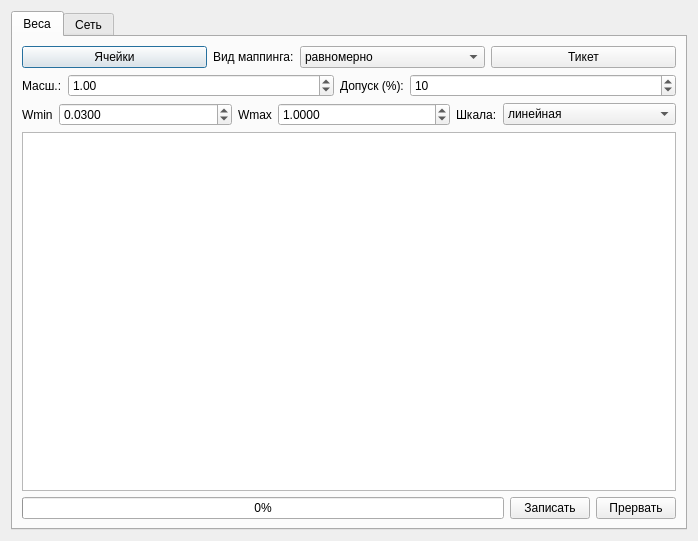
The window that gui/uies/new_ann.ui (neurocomputer/MemriBoard) describes before a commit, drawn with Qt 5.
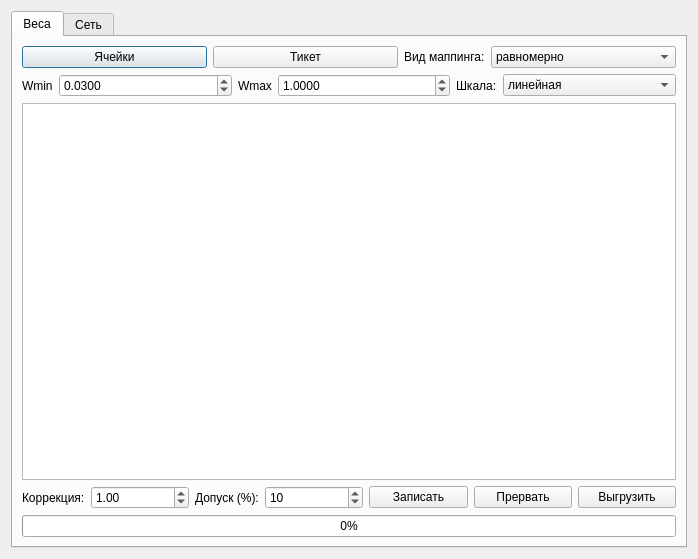
The same window after the commit.

```diff
--- a/gui/uies/new_ann.ui
+++ b/gui/uies/new_ann.ui
@@ -7,7 +7,7 @@
     <x>0</x>
     <y>0</y>
     <width>698</width>
-    <height>541</height>
+    <height>559</height>
    </rect>
   </property>
   <property name="windowTitle">
@@ -35,6 +35,13 @@
              </property>
             </widget>
            </item>
+           <item>
+            <widget class="QPushButton" name="button_ticket_change">
+             <property name="text">
+              <string>Тикет</string>
+             </property>
+            </widget>
+           </item>
            <item>
             <widget class="QLabel" name="label_5">
              <property name="sizePolicy">
@@ -57,66 +64,6 @@
              </item>
             </widget>
            </item>
-           <item>
-            <widget class="QPushButton" name="button_ticket_change">
-             <property name="text">
-              <string>Тикет</string>
-             </property>
-            </widget>
-           </item>
-          </layout>
-         </item>
-         <item>
-          <layout class="QHBoxLayout" name="horizontalLayout_4">
-           <item>
-            <widget class="QLabel" name="label">
-             <property name="sizePolicy">
-              <sizepolicy hsizetype="Maximum" vsizetype="Preferred">
-               <horstretch>0</horstretch>
-               <verstretch>0</verstretch>
-              </sizepolicy>
-             </property>
-             <property name="text">
-              <string>Масш.:</string>
-             </property>
-            </widget>
-           </item>
-           <item>
-            <widget class="QDoubleSpinBox" name="spinbox_weights_scale">
-             <property name="minimum">
-              <double>0.010000000000000</double>
-             </property>
-             <property name="singleStep">
-              <double>0.010000000000000</double>
-             </property>
-             <property name="value">
-              <double>1.000000000000000</double>
-             </property>
-            </widget>
-           </item>
-           <item>
-            <widget class="QLabel" name="label_4">
-             <property name="sizePolicy">
-              <sizepolicy hsizetype="Maximum" vsizetype="Preferred">
-               <horstretch>0</horstretch>
-               <verstretch>0</verstretch>
-              </sizepolicy>
-             </property>
-             <property name="text">
-              <string>Допуск (%):</string>
-             </property>
-            </widget>
-           </item>
-           <item>
-            <widget class="QSpinBox" name="spinbox_tolerance">
-             <property name="minimum">
-              <number>1</number>
-             </property>
-             <property name="value">
-              <number>10</number>
-             </property>
-            </widget>
-           </item>
           </layout>
          </item>
          <item>
@@ -209,11 +156,53 @@
           <widget class="QTableWidget" name="table_weights"/>
          </item>
          <item>
-          <layout class="QHBoxLayout" name="horizontalLayout_2">
+          <layout class="QHBoxLayout" name="horizontalLayout_4">
            <item>
-            <widget class="QProgressBar" name="progress_bar_mapping">
+            <widget class="QLabel" name="label">
+             <property name="sizePolicy">
+              <sizepolicy hsizetype="Maximum" vsizetype="Preferred">
+               <horstretch>0</horstretch>
+               <verstretch>0</verstretch>
+              </sizepolicy>
+             </property>
+             <property name="text">
+              <string>Коррекция:</string>
+             </property>
+            </widget>
+           </item>
+           <item>
+            <widget class="QDoubleSpinBox" name="spinbox_weights_scale">
+             <property name="minimum">
+              <double>0.010000000000000</double>
+             </property>
+             <property name="singleStep">
+              <double>0.010000000000000</double>
+             </property>
              <property name="value">
-              <number>0</number>
+              <double>1.000000000000000</double>
+             </property>
+            </widget>
+           </item>
+           <item>
+            <widget class="QLabel" name="label_4">
+             <property name="sizePolicy">
+              <sizepolicy hsizetype="Maximum" vsizetype="Preferred">
+               <horstretch>0</horstretch>
+               <verstretch>0</verstretch>
+              </sizepolicy>
+             </property>
+             <property name="text">
+              <string>Допуск (%):</string>
+             </property>
+            </widget>
+           </item>
+           <item>
+            <widget class="QSpinBox" name="spinbox_tolerance">
+             <property name="minimum">
+              <number>1</number>
+             </property>
+             <property name="value">
+              <number>10</number>
              </property>
             </widget>
            </item>
@@ -228,6 +217,24 @@
             <widget class="QPushButton" name="button_cancel_map_weights">
              <property name="text">
               <string>Прервать</string>
+             </property>
+            </widget>
+           </item>
+           <item>
+            <widget class="QPushButton" name="button_download">
+             <property name="text">
+              <string>Выгрузить</string>
+             </property>
+            </widget>
+           </item>
+          </layout>
+         </item>
+         <item>
+          <layout class="QHBoxLayout" name="horizontalLayout_2">
+           <item>
+            <widget class="QProgressBar" name="progress_bar_mapping">
+             <property name="value">
+              <number>0</number>
              </property>
             </widget>
            </item>
```
